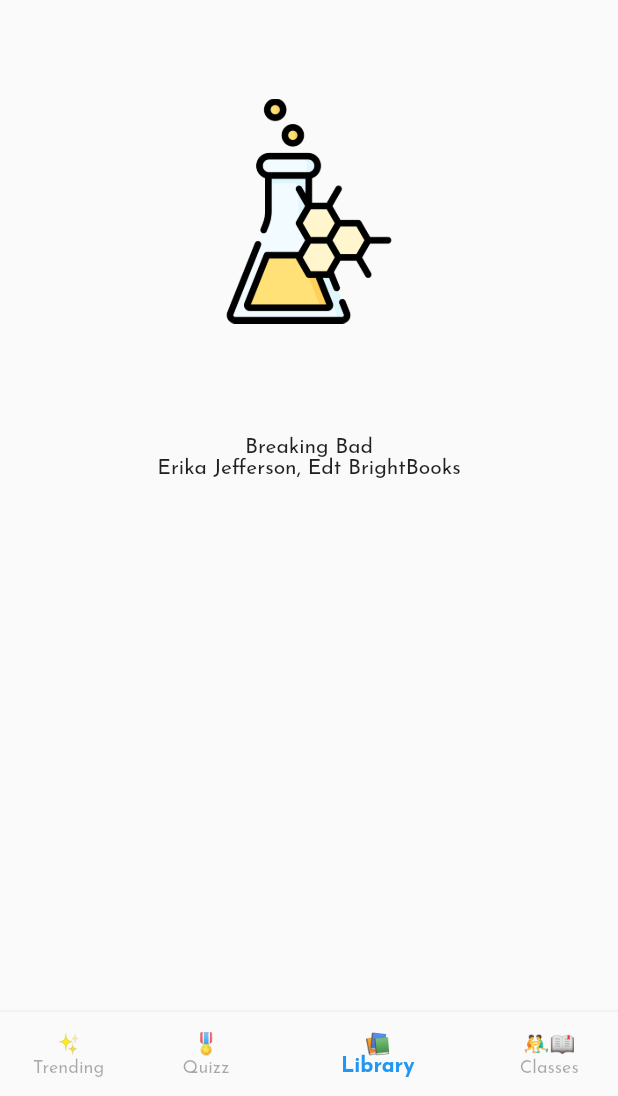
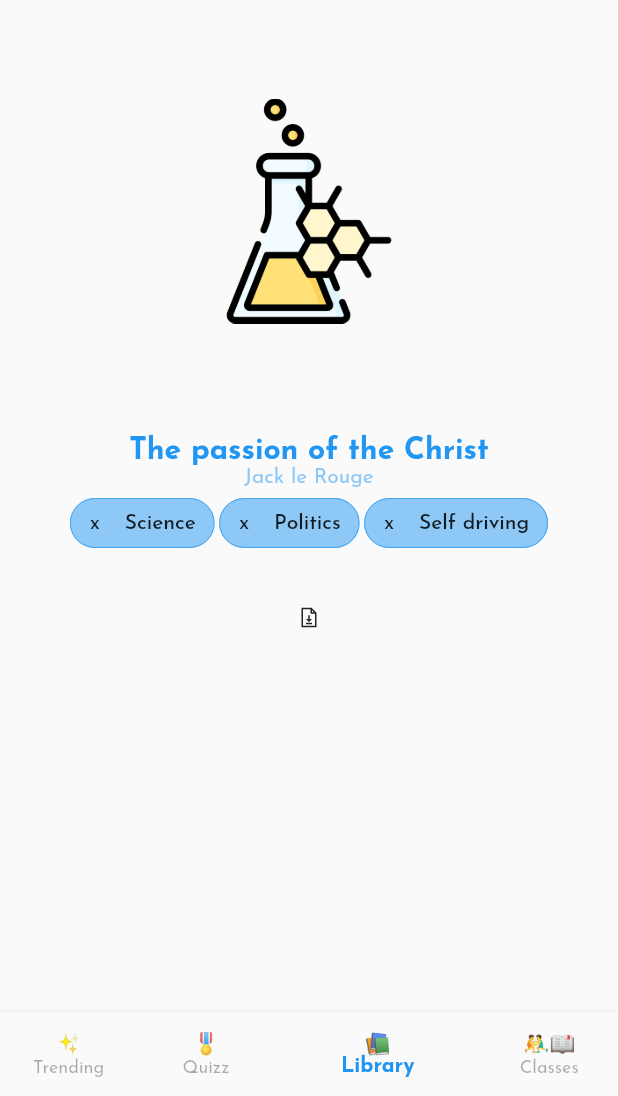
Before and after one commit to baimamboukar/eureka_learn, a Flutter app: the screen it shows after launch, item 3 of the bottom bar chosen, on a phone screen of 412 x 824 dp, the part 140-1236 px from its top. Run offline on Flutter 3.47's test engine with Material 2 defaults, Android fonts, the phone set to English and light mode, and no system bars; our stand-ins replace animate_do, firebase_auth, flutter_hooks, get, google_fonts, hooks_riverpod and 2 more; accounts and stored records are empty.

Commit message:
books page working

```diff
--- a/lib/screens/library.dart
+++ b/lib/screens/library.dart
@@ -3,6 +3,7 @@ import 'dart:math';
 import 'package:eureka_learn/main.dart';
 import 'package:eureka_learn/utils/screen.dart';
 import 'package:eureka_learn/utils/utils.dart';
+import 'package:eureka_learn/widgets/book.dart';
 import 'package:eureka_learn/widgets/widgets.dart';
 import 'package:flutter/material.dart';
 import 'package:flutter_hooks/flutter_hooks.dart';
@@ -48,6 +49,7 @@ class _LibraryState extends State<Library> {
   }
 
   Widget build(BuildContext context) {
+    final activeIndex = useProvider(activeIndexProvider);
     return Scaffold(
         body: Stack(
       children: [
@@ -58,7 +60,7 @@ class _LibraryState extends State<Library> {
         Align(
           alignment: Alignment.bottomCenter,
           child: IndexedStack(
-            index: 0,
+            index: activeIndex.state,
             children: [
               Padding(
                 padding: const EdgeInsets.all(8.0) +
@@ -75,9 +77,7 @@ class _LibraryState extends State<Library> {
                         final rotation = percentage.clamp(0.0, 1.0);
                         final rotationSqrt = pow(rotation, 0.5);
                         if (index == 1) print(percentage);
-                        return Column(
-                          children: [
-                            Transform(
+                        return Transform(
                             alignment: Alignment.centerLeft,
                             transform: Matrix4.identity()
                               ..setEntry(2, 3, 0.002)
@@ -85,16 +85,10 @@ class _LibraryState extends State<Library> {
                               ..translate(
                                   -rotation * Screen.width(context) * 0.8)
                               ..scale(1 + rotation),
-                              child: Image(
-                                  height: 300.0,
-                                  width: 150.0,
-                                  image: AssetImage(
-                                      "assets/icons/png/chemestry.png")),
-                            ),
-                            Text("Breaking Bad"),
-                            Text("Erika Jefferson, Edt BrightBooks")
-                          ],
-                        );
+                            child: Book(
+                                author: "Jack le Rouge",
+                                name: "The passion of the Christ",
+                                tags: ["Science", "Politics", "Self driving"]));
                       },
                     ),
                   ),
@@ -109,8 +103,10 @@ class _LibraryState extends State<Library> {
               Logo(
                 withIcon: true,
               ),
-              Logo(
+              Center(
+                child: Logo(
                   withIcon: true,
+                ),
               ),
               Logo(
                 withIcon: true,
--- /dev/null
+++ b/lib/widgets/book.dart
@@ -0,0 +1,58 @@
+import 'package:eureka_learn/utils/utils.dart';
+import 'package:flutter/material.dart';
+import 'package:line_icons/line_icons.dart';
+
+class Book extends StatelessWidget {
+  final String name;
+  final String author;
+  final String? imagePath;
+  final List<String> tags;
+  const Book(
+      {Key? key,
+      required this.name,
+      required this.author,
+      this.imagePath,
+      required this.tags})
+      : super(key: key);
+
+  @override
+  Widget build(BuildContext context) {
+    return Column(
+      mainAxisAlignment: MainAxisAlignment.start,
+      children: [
+        Center(
+          child: Image(
+              height: 300.0,
+              width: 150.0,
+              image: AssetImage(imagePath ?? "assets/icons/png/chemestry.png")),
+        ),
+        Text(
+          name,
+          style: TextStyle(
+              color: Palette.primary,
+              fontWeight: FontWeight.bold,
+              fontSize: 20.0),
+        ),
+        Text(author, style: TextStyle(color: Palette.primary.withOpacity(0.5))),
+        Wrap(
+          spacing: 3.0,
+          children: tags
+              .map((tag) => Chip(
+                    deleteIcon: Text("x"),
+                    avatar: Text("x"),
+                    backgroundColor: Palette.primary.withOpacity(0.5),
+                    side: BorderSide(
+                        color: Palette.primary.withOpacity(0.5), width: 0.60),
+                    label: Text(tag),
+                  ))
+              .toList(),
+        ),
+        const SizedBox(height: 15.0),
+        IconButton(
+          icon: Icon(LineIcons.fileDownload),
+          onPressed: () => print("Downloading file..."),
+        )
+      ],
+    );
+  }
+}
--- a/lib/widgets/widgets.dart
+++ b/lib/widgets/widgets.dart
@@ -9,3 +9,4 @@ export 'button.dart';
 export 'menu.dart';
 export 'post.dart';
 export 'input.dart';
+export 'book.dart';
```
Lines whose indentation alone changed are shown as unchanged.
